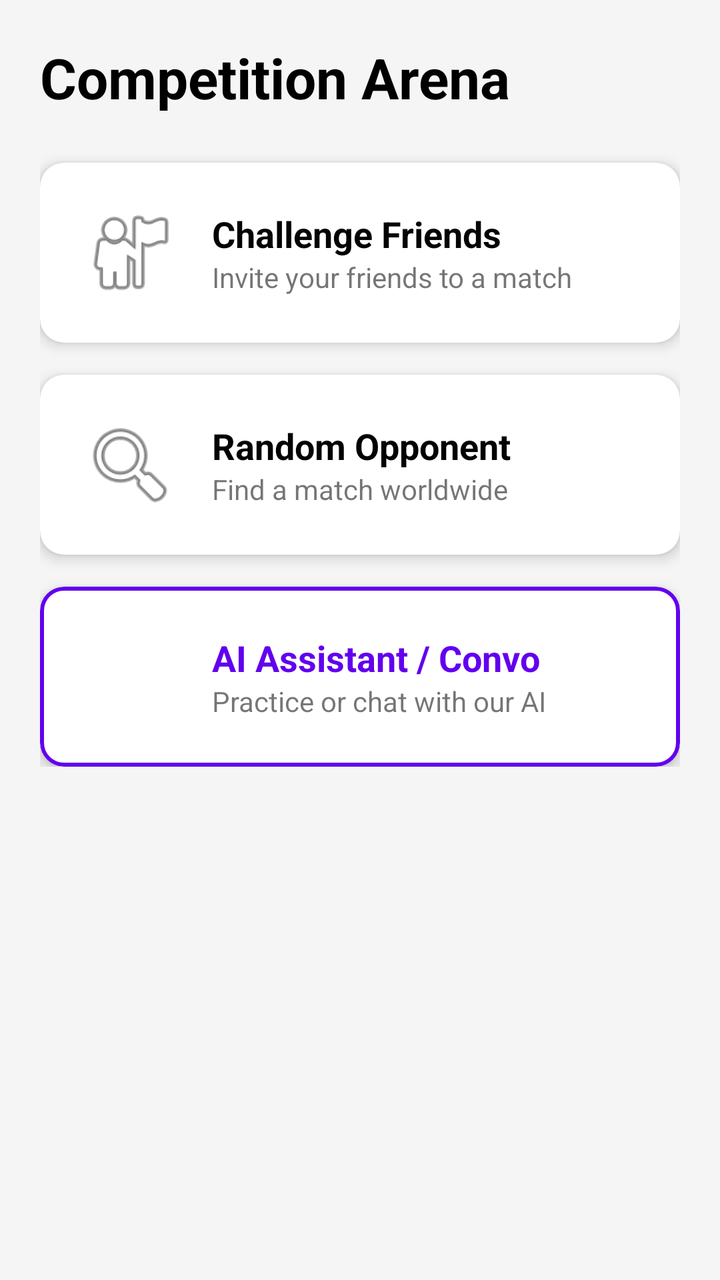
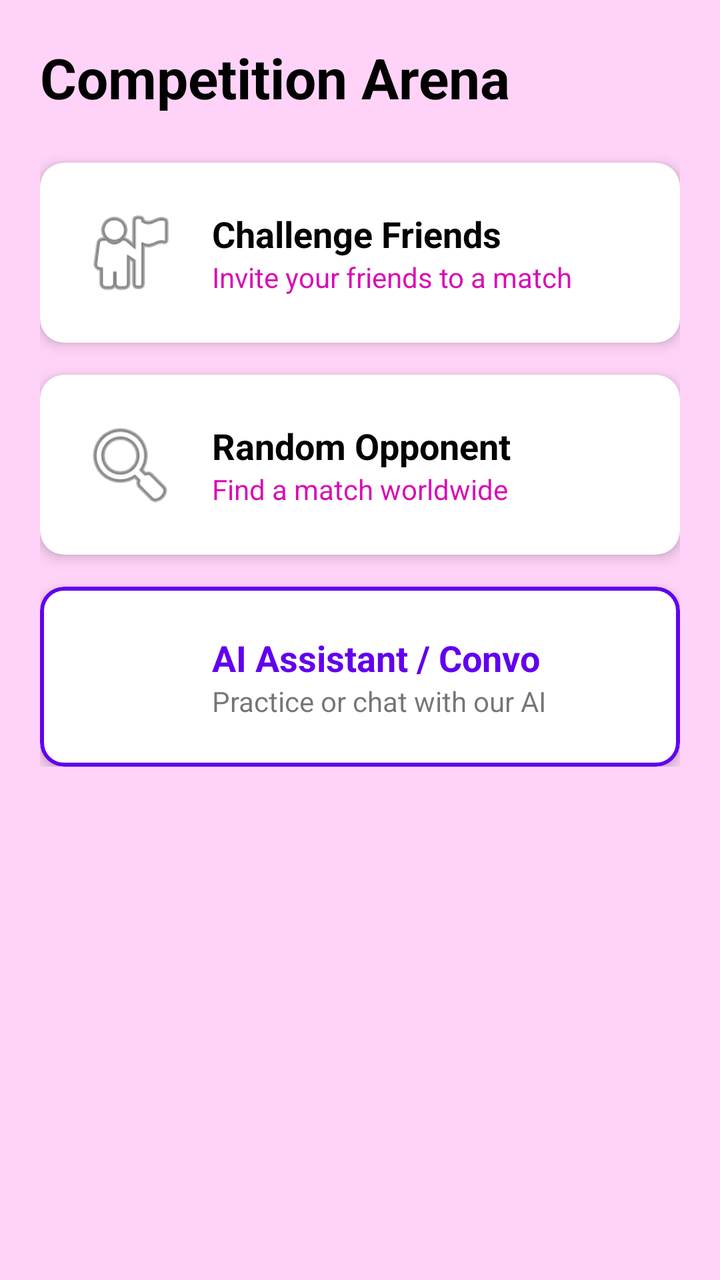

Compare the two renders of this Android layout. The source of the first and the diff that turns it into the second are given below.
<!-- AndroidManifest.xml: application theme Theme.ReemaFinal2 -->
<!-- res/layout/fragment_competition.xml -->
<?xml version="1.0" encoding="utf-8"?>
<ScrollView xmlns:android="http://schemas.android.com/apk/res/android"
    xmlns:app="http://schemas.android.com/apk/res-auto"
    android:layout_width="match_parent"
    android:layout_height="match_parent"
    android:background="#F5F5F5">

    <LinearLayout
        android:layout_width="match_parent"
        android:layout_height="wrap_content"
        android:orientation="vertical"
        android:padding="20dp">

        <TextView
            android:layout_width="wrap_content"
            android:layout_height="wrap_content"
            android:text="Competition Arena"
            android:textSize="28sp"
            android:textStyle="bold"
            android:textColor="@color/black"
            android:layout_marginBottom="24dp"/>

        
        <com.google.android.material.card.MaterialCardView
            android:id="@+id/cardFriends"
            android:layout_width="match_parent"
            android:layout_height="wrap_content"
            android:layout_marginBottom="16dp"
            app:cardCornerRadius="12dp"
            app:cardElevation="4dp">

            <LinearLayout
                android:layout_width="match_parent"
                android:layout_height="wrap_content"
                android:orientation="horizontal"
                android:padding="20dp"
                android:gravity="center_vertical">

                <ImageView
                    android:layout_width="50dp"
                    android:layout_height="50dp"
                    android:src="@android:drawable/ic_menu_myplaces" />

                <LinearLayout
                    android:layout_width="wrap_content"
                    android:layout_height="wrap_content"
                    android:orientation="vertical"
                    android:layout_marginStart="16dp">

                    <TextView
                        android:layout_width="wrap_content"
                        android:layout_height="wrap_content"
                        android:text="Challenge Friends"
                        android:textColor="#040202"
                        android:textSize="18sp"
                        android:textStyle="bold" />
                    <TextView
                        android:layout_width="wrap_content"
                        android:layout_height="wrap_content"
                        android:text="Invite your friends to a match"/>
                </LinearLayout>
            </LinearLayout>
        </com.google.android.material.card.MaterialCardView>

        
        <com.google.android.material.card.MaterialCardView
            android:id="@+id/cardRandom"
            android:layout_width="match_parent"
            android:layout_height="wrap_content"
            android:layout_marginBottom="16dp"
            app:cardCornerRadius="12dp"
            app:cardElevation="4dp">

            <LinearLayout
                android:layout_width="match_parent"
                android:layout_height="wrap_content"
                android:orientation="horizontal"
                android:padding="20dp"
                android:gravity="center_vertical">

                <ImageView
                    android:layout_width="50dp"
                    android:layout_height="50dp"
                    android:src="@android:drawable/ic_menu_search" />

                <LinearLayout
                    android:layout_width="wrap_content"
                    android:layout_height="wrap_content"
                    android:orientation="vertical"
                    android:layout_marginStart="16dp">

                    <TextView
                        android:layout_width="wrap_content"
                        android:layout_height="wrap_content"
                        android:text="Random Opponent"
                        android:textColor="#020202"
                        android:textSize="18sp"
                        android:textStyle="bold" />
                    <TextView
                        android:layout_width="wrap_content"
                        android:layout_height="wrap_content"
                        android:text="Find a match worldwide"/>
                </LinearLayout>
            </LinearLayout>
        </com.google.android.material.card.MaterialCardView>

        
        <com.google.android.material.card.MaterialCardView
            android:id="@+id/cardAI"
            android:layout_width="match_parent"
            android:layout_height="wrap_content"
            app:cardCornerRadius="12dp"
            app:cardElevation="4dp"
            app:strokeColor="@color/design_default_color_primary"
            app:strokeWidth="2dp">

            <LinearLayout
                android:layout_width="match_parent"
                android:layout_height="wrap_content"
                android:orientation="horizontal"
                android:padding="20dp"
                android:gravity="center_vertical">

                <ImageView
                    android:layout_width="50dp"
                    android:layout_height="50dp"
                    android:src="@android:drawable/stat_notify_chat" />

                <LinearLayout
                    android:layout_width="wrap_content"
                    android:layout_height="wrap_content"
                    android:orientation="vertical"
                    android:layout_marginStart="16dp">
                    <TextView
                        android:layout_width="wrap_content"
                        android:layout_height="wrap_content"
                        android:text="AI Assistant / Convo"
                        android:textColor="@color/design_default_color_primary"
                        android:textSize="18sp"
                        android:textStyle="bold"/>
                    <TextView
                        android:layout_width="wrap_content"
                        android:layout_height="wrap_content"
                        android:text="Practice or chat with our AI"/>
                </LinearLayout>
            </LinearLayout>
        </com.google.android.material.card.MaterialCardView>

    </LinearLayout>
</ScrollView>
<!-- resources referenced by this layout -->
<resources>
  <color name="black">#FF000000</color>
  <style name="Theme.ReemaFinal2" parent="Base.Theme.ReemaFinal2" />
  <style name="Base.Theme.ReemaFinal2" parent="Theme.MaterialComponents.DayNight.NoActionBar">
          
      </style>
</resources>

<!-- the commit's change to res/layout/fragment_competition.xml (unified diff, before → after) -->
@@ -3,7 +3,7 @@
     xmlns:app="http://schemas.android.com/apk/res-auto"
     android:layout_width="match_parent"
     android:layout_height="match_parent"
-    android:background="#F5F5F5">
+    android:background="#FFD3F8">
 
     <LinearLayout
         android:layout_width="match_parent"
@@ -14,11 +14,11 @@
         <TextView
             android:layout_width="wrap_content"
             android:layout_height="wrap_content"
+            android:layout_marginBottom="24dp"
             android:text="Competition Arena"
+            android:textColor="@color/black"
             android:textSize="28sp"
-            android:textStyle="bold"
-            android:textColor="@color/black"
-            android:layout_marginBottom="24dp"/>
+            android:textStyle="bold" />
 
         
         <com.google.android.material.card.MaterialCardView
@@ -32,9 +32,9 @@
             <LinearLayout
                 android:layout_width="match_parent"
                 android:layout_height="wrap_content"
+                android:gravity="center_vertical"
                 android:orientation="horizontal"
-                android:padding="20dp"
-                android:gravity="center_vertical">
+                android:padding="20dp">
 
                 <ImageView
                     android:layout_width="50dp"
@@ -44,8 +44,8 @@
                 <LinearLayout
                     android:layout_width="wrap_content"
                     android:layout_height="wrap_content"
-                    android:orientation="vertical"
-                    android:layout_marginStart="16dp">
+                    android:layout_marginStart="16dp"
+                    android:orientation="vertical">
 
                     <TextView
                         android:layout_width="wrap_content"
@@ -54,10 +54,12 @@
                         android:textColor="#040202"
                         android:textSize="18sp"
                         android:textStyle="bold" />
+
                     <TextView
                         android:layout_width="wrap_content"
                         android:layout_height="wrap_content"
-                        android:text="Invite your friends to a match"/>
+                        android:text="Invite your friends to a match"
+                        android:textColor="#D90CB4" />
                 </LinearLayout>
             </LinearLayout>
         </com.google.android.material.card.MaterialCardView>
@@ -74,9 +76,9 @@
             <LinearLayout
                 android:layout_width="match_parent"
                 android:layout_height="wrap_content"
+                android:gravity="center_vertical"
                 android:orientation="horizontal"
-                android:padding="20dp"
-                android:gravity="center_vertical">
+                android:padding="20dp">
 
                 <ImageView
                     android:layout_width="50dp"
@@ -86,8 +88,8 @@
                 <LinearLayout
                     android:layout_width="wrap_content"
                     android:layout_height="wrap_content"
-                    android:orientation="vertical"
-                    android:layout_marginStart="16dp">
+                    android:layout_marginStart="16dp"
+                    android:orientation="vertical">
 
                     <TextView
                         android:layout_width="wrap_content"
@@ -96,10 +98,12 @@
                         android:textColor="#020202"
                         android:textSize="18sp"
                         android:textStyle="bold" />
+
                     <TextView
                         android:layout_width="wrap_content"
                         android:layout_height="wrap_content"
-                        android:text="Find a match worldwide"/>
+                        android:text="Find a match worldwide"
+                        android:textColor="#D90CB4" />
                 </LinearLayout>
             </LinearLayout>
         </com.google.android.material.card.MaterialCardView>
@@ -117,9 +121,9 @@
             <LinearLayout
                 android:layout_width="match_parent"
                 android:layout_height="wrap_content"
+                android:gravity="center_vertical"
                 android:orientation="horizontal"
-                android:padding="20dp"
-                android:gravity="center_vertical">
+                android:padding="20dp">
 
                 <ImageView
                     android:layout_width="50dp"
@@ -129,19 +133,21 @@
                 <LinearLayout
                     android:layout_width="wrap_content"
                     android:layout_height="wrap_content"
-                    android:orientation="vertical"
-                    android:layout_marginStart="16dp">
+                    android:layout_marginStart="16dp"
+                    android:orientation="vertical">
+
                     <TextView
                         android:layout_width="wrap_content"
                         android:layout_height="wrap_content"
                         android:text="AI Assistant / Convo"
                         android:textColor="@color/design_default_color_primary"
                         android:textSize="18sp"
-                        android:textStyle="bold"/>
+                        android:textStyle="bold" />
+
                     <TextView
                         android:layout_width="wrap_content"
                         android:layout_height="wrap_content"
-                        android:text="Practice or chat with our AI"/>
+                        android:text="Practice or chat with our AI" />
                 </LinearLayout>
             </LinearLayout>
         </com.google.android.material.card.MaterialCardView>
